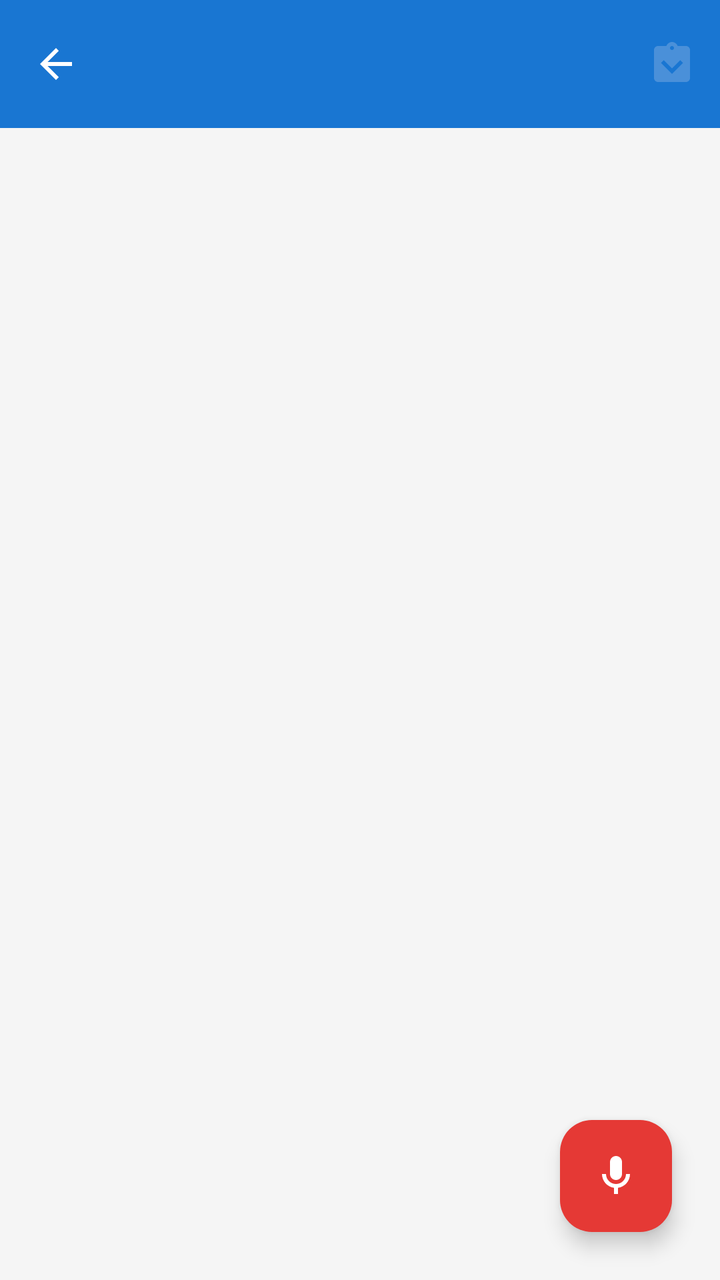
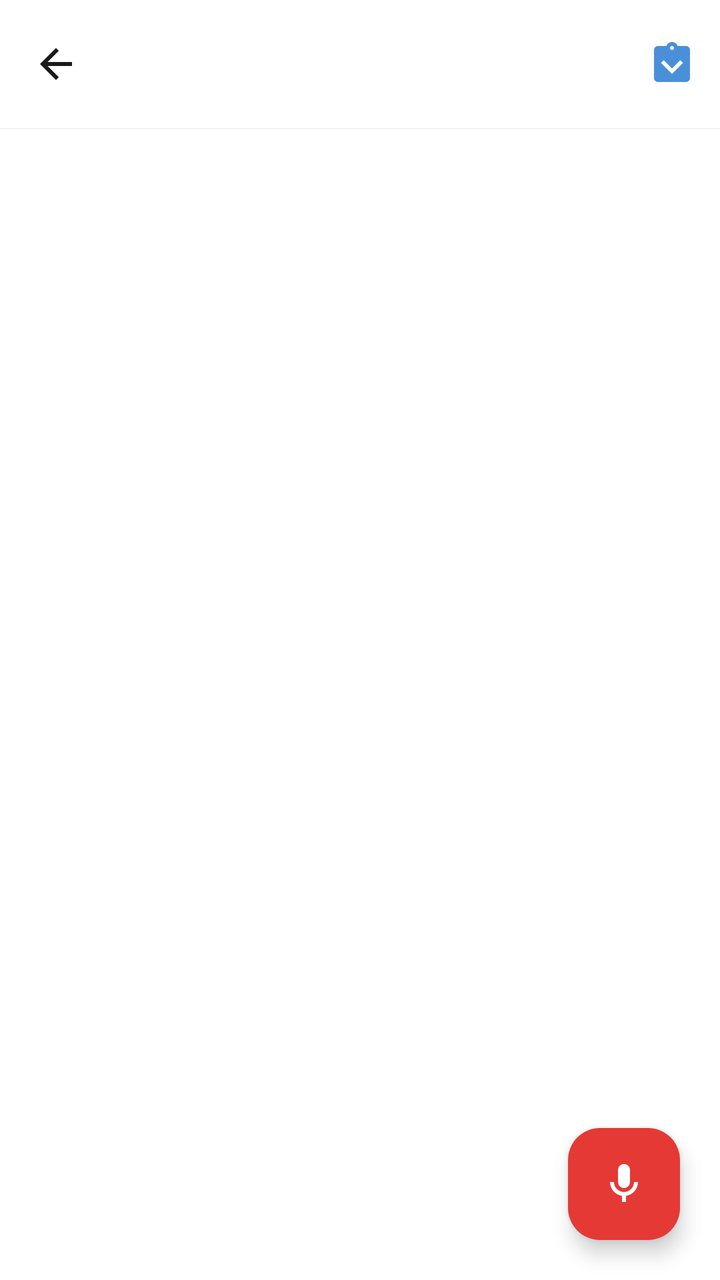

The first picture is an Android layout as it rendered before a commit; the second is the same layout after the commit. The layout source and the unified diff follow.
<!-- AndroidManifest.xml: application theme Theme.ZhiJI2026 -->
<!-- res/layout/activity_course_detail.xml -->
<?xml version="1.0" encoding="utf-8"?>
<androidx.constraintlayout.widget.ConstraintLayout
    xmlns:android="http://schemas.android.com/apk/res/android"
    xmlns:app="http://schemas.android.com/apk/res-auto"
    android:layout_width="match_parent"
    android:layout_height="match_parent"
    android:background="@color/background">

    <com.google.android.material.appbar.MaterialToolbar
        android:id="@+id/toolbar"
        android:layout_width="match_parent"
        android:layout_height="?attr/actionBarSize"
        android:background="@color/primary"
        app:navigationIcon="?attr/homeAsUpIndicator"
        app:navigationIconTint="@android:color/white"
        app:titleTextColor="@android:color/white"
        app:layout_constraintTop_toTopOf="parent"
        app:menu="@menu/course_menu"
        android:theme="@style/ThemeOverlay.Material3.Dark"
        />

    <androidx.recyclerview.widget.RecyclerView
        android:id="@+id/rv_lectures"
        android:layout_width="match_parent"
        android:layout_height="0dp"
        android:padding="16dp"
        android:clipToPadding="false"
        app:layout_constraintTop_toBottomOf="@id/toolbar"
        app:layout_constraintBottom_toBottomOf="parent" />

    <com.google.android.material.floatingactionbutton.FloatingActionButton
        android:id="@+id/fab_record"
        android:layout_width="wrap_content"
        android:layout_height="wrap_content"
        android:layout_margin="24dp"
        android:src="@drawable/ic_mic"
        android:contentDescription="开始录制"
        app:tint="@android:color/white"
        app:backgroundTint="@color/recording_red"
        app:layout_constraintBottom_toBottomOf="parent"
        app:layout_constraintEnd_toEndOf="parent" />

</androidx.constraintlayout.widget.ConstraintLayout>
<!-- resources referenced by this layout -->
<resources>
  <color name="background">#F5F5F5</color>
  <color name="primary">#1976D2</color>
  <color name="recording_red">#E53935</color>
  <!-- drawable ic_mic (drawable) -->
  <?xml version="1.0" encoding="utf-8"?>
  <vector xmlns:android="http://schemas.android.com/apk/res/android"
      android:width="24dp" android:height="24dp" android:viewportWidth="24" android:viewportHeight="24">
      <path android:fillColor="#FFFFFF" android:pathData="M12,14c1.66,0 3,-1.34 3,-3V5c0,-1.66 -1.34,-3 -3,-3S9,3.34 9,5v6C9,12.66 10.34,14 12,14zM17,11c0,2.76 -2.24,5 -5,5s-5,-2.24 -5,-5H5c0,3.53 2.61,6.43 6,6.92V21h2v-3.08c3.39,-0.49 6,-3.39 6,-6.92H17z"/>
  </vector>
  <style name="Theme.ZhiJI2026" parent="Theme.Material3.Light.NoActionBar">
          <item name="colorPrimary">@color/primary</item>
          <item name="colorOnPrimary">@color/white</item>
          <item name="colorSecondary">@color/accent</item>
          <item name="colorSurface">@color/surface</item>
          <item name="android:colorBackground">@color/background</item>
      </style>
  <color name="white">#FFFFFF</color>
  <color name="accent">#FF5722</color>
  <color name="surface">#FFFFFF</color>
</resources>

<!-- the commit's change to res/layout/activity_course_detail.xml (unified diff, before → after) -->
@@ -10,20 +10,28 @@
         android:id="@+id/toolbar"
         android:layout_width="match_parent"
         android:layout_height="?attr/actionBarSize"
-        android:background="@color/primary"
+        android:background="@color/background"
+        android:elevation="0dp"
         app:navigationIcon="?attr/homeAsUpIndicator"
-        app:navigationIconTint="@android:color/white"
-        app:titleTextColor="@android:color/white"
+        app:navigationIconTint="@color/text_primary"
+        app:titleTextColor="@color/text_primary"
         app:layout_constraintTop_toTopOf="parent"
-        app:menu="@menu/course_menu"
-        android:theme="@style/ThemeOverlay.Material3.Dark"
-        />
+        app:menu="@menu/course_menu" />
+
+    
+    <View
+        android:layout_width="match_parent"
+        android:layout_height="0.5dp"
+        android:background="#0D000000"
+        app:layout_constraintTop_toBottomOf="@id/toolbar" />
 
     <androidx.recyclerview.widget.RecyclerView
         android:id="@+id/rv_lectures"
         android:layout_width="match_parent"
         android:layout_height="0dp"
-        android:padding="16dp"
+        android:paddingHorizontal="20dp"
+        android:paddingTop="20dp"
+        android:paddingBottom="80dp"
         android:clipToPadding="false"
         app:layout_constraintTop_toBottomOf="@id/toolbar"
         app:layout_constraintBottom_toBottomOf="parent" />
@@ -32,7 +40,7 @@
         android:id="@+id/fab_record"
         android:layout_width="wrap_content"
         android:layout_height="wrap_content"
-        android:layout_margin="24dp"
+        android:layout_margin="20dp"
         android:src="@drawable/ic_mic"
         android:contentDescription="开始录制"
         app:tint="@android:color/white"
<!-- resource entries referenced after the edit -->
@@ -1,8 +1,9 @@
 <!-- resources referenced by this layout -->
 <resources>
-  <color name="background">#F5F5F5</color>
-  <color name="primary">#1976D2</color>
+  <color name="background">#FFFFFF</color>
+  <color name="primary">#5B6ABF</color>
   <color name="recording_red">#E53935</color>
+  <color name="text_primary">#1A1A1A</color>
   <!-- drawable ic_mic (drawable) -->
   <?xml version="1.0" encoding="utf-8"?>
   <vector xmlns:android="http://schemas.android.com/apk/res/android"
@@ -15,9 +16,11 @@
           <item name="colorSecondary">@color/accent</item>
           <item name="colorSurface">@color/surface</item>
           <item name="android:colorBackground">@color/background</item>
+          <item name="android:statusBarColor">@color/background</item>
+          <item name="android:navigationBarColor">@color/background</item>
       </style>
   <color name="white">#FFFFFF</color>
-  <color name="accent">#FF5722</color>
+  <color name="accent">#5B6ABF</color>
   <color name="surface">#FFFFFF</color>
 </resources>
 
